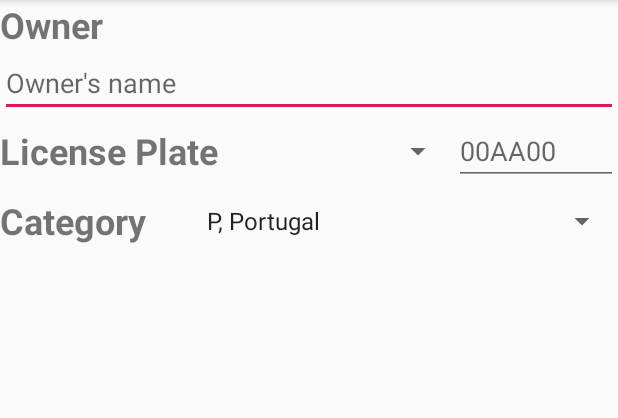
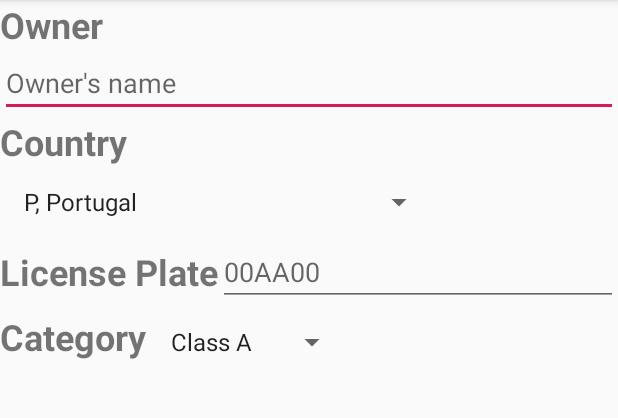
Before and after one commit to jorgeta1996/ProjetoPDM, an Android app: the AddActivity screen opened directly, with no data from a screen before it, on a phone screen of 412 x 824 dp, the part 84-502 px from its top. Run offline under Robolectric (Android 15) with nearby library versions, the light colour scheme and no system bars.

Commit message:
addActivity

```diff
--- a/app/src/main/java/pt/ipleiria/projetopdm/AddActivity.java
+++ b/app/src/main/java/pt/ipleiria/projetopdm/AddActivity.java
@@ -1,6 +1,5 @@
 package pt.ipleiria.projetopdm;
 
-import android.app.Activity;
 import android.os.Bundle;
 import android.widget.ArrayAdapter;
 import android.widget.Spinner;
@@ -15,9 +14,14 @@ public class AddActivity extends AppCompatActivity {
         setContentView(R.layout.activity_add);
 
         Spinner spinnerVehicle = findViewById(R.id.spinnerVehicle);
+        Spinner spinnerCountries = findViewById(R.id.spinnerCountries);
 
-        ArrayAdapter<String> adapterSpinner = new ArrayAdapter<String>(AddActivity.this, android.R.layout.simple_list_item_1, getResources().getStringArray(R.array.countries));
-        adapterSpinner.setDropDownViewResource(android.R.layout.simple_spinner_dropdown_item);
-        spinnerVehicle.setAdapter(adapterSpinner);
+        ArrayAdapter<String> adapterSpinnerVehicle = new ArrayAdapter<String>(AddActivity.this, android.R.layout.simple_list_item_1, getResources().getStringArray(R.array.classes));
+        adapterSpinnerVehicle.setDropDownViewResource(android.R.layout.simple_spinner_dropdown_item);
+        spinnerVehicle.setAdapter(adapterSpinnerVehicle);
+
+        ArrayAdapter<String> adapterSpinnerCountries = new ArrayAdapter<String>(AddActivity.this, android.R.layout.simple_list_item_1, getResources().getStringArray(R.array.countries));
+        adapterSpinnerCountries.setDropDownViewResource(android.R.layout.simple_spinner_dropdown_item);
+        spinnerCountries.setAdapter(adapterSpinnerCountries);
     }
 }
--- a/app/src/main/res/layout/activity_add.xml
+++ b/app/src/main/res/layout/activity_add.xml
@@ -20,6 +20,19 @@
         android:inputType="textPersonName"
         android:importantForAutofill="no" />
 
+    <TextView
+        android:id="@+id/textViewCountry"
+        android:layout_width="match_parent"
+        android:layout_height="wrap_content"
+        android:text="@string/country"
+        android:textSize="24sp"
+        android:textStyle="bold" />
+
+    <Spinner
+        android:id="@+id/spinnerCountries"
+        android:layout_width="wrap_content"
+        android:layout_height="wrap_content" />
+
     <LinearLayout
         android:layout_width="match_parent"
         android:layout_height="wrap_content"
@@ -35,12 +48,6 @@
             android:textSize="24sp"
             android:textStyle="bold" />
 
-        <Spinner
-            android:id="@+id/spinner"
-            android:layout_width="wrap_content"
-            android:layout_height="wrap_content"
-            android:layout_weight="1" />
-
         <EditText
             android:id="@+id/editTextPlate"
             android:layout_width="0dp"
@@ -48,23 +55,20 @@
             android:layout_weight="1"
             android:ems="10"
             android:hint="@string/hintMatricula"
+            android:importantForAutofill="no"
             android:inputType="textPersonName"
-            android:textAlignment="textStart"
-            android:importantForAutofill="no" />
+            android:textAlignment="textStart" />
     </LinearLayout>
 
     <LinearLayout
         android:layout_width="match_parent"
         android:layout_height="wrap_content"
-        android:layout_gravity="center"
-        android:gravity="center"
         android:orientation="horizontal">
 
         <TextView
             android:id="@+id/textViewCategory"
-            android:layout_width="0dp"
+            android:layout_width="wrap_content"
             android:layout_height="wrap_content"
-            android:layout_weight="1"
             android:text="@string/category"
             android:textSize="24sp"
             android:textStyle="bold" />
--- a/app/src/main/res/values/strings.xml
+++ b/app/src/main/res/values/strings.xml
@@ -15,6 +15,7 @@
     <string name="textViewOwner">Owner</string>
     <string name="editTextOwner">Owner\'s name</string>
     <string name="category">Category</string>
+    <string name="country">Country</string>
     <string-array name="countries">
         <item>P,  Portugal </item>
         <item>A,  Austria</item>
```
Also changed, not shown: 1 other file.
